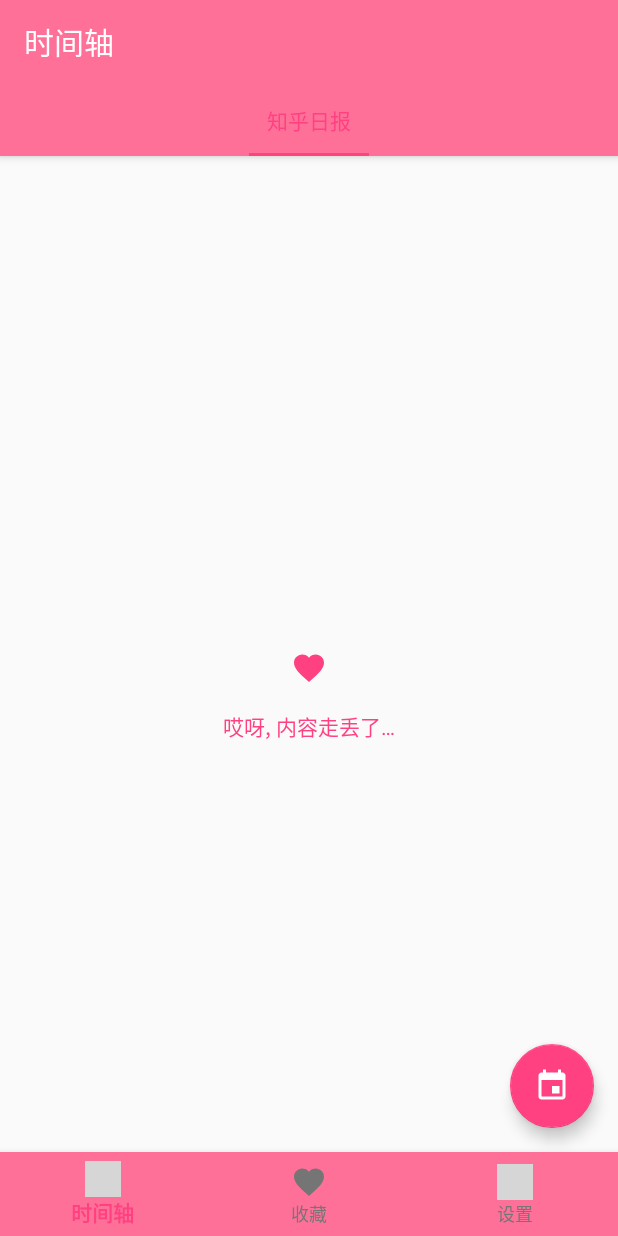
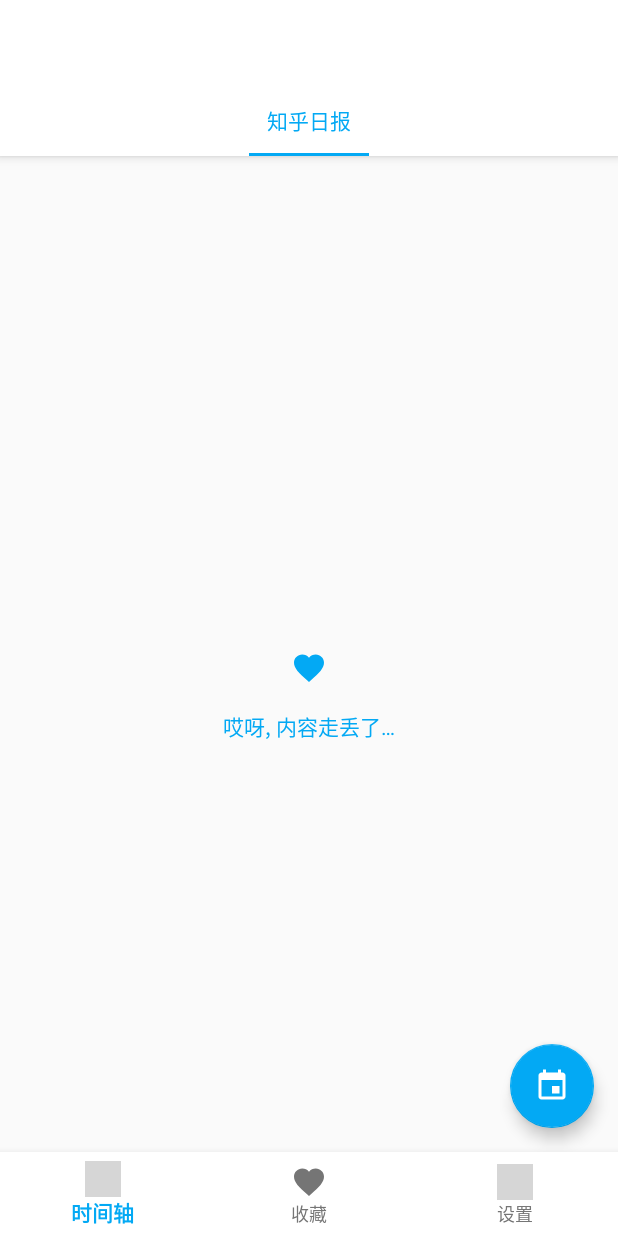
Before and after one commit to ylmyg/PureReader, an Android app: the screen it shows after launch (MainActivity), on a phone screen of 412 x 824 dp. Run offline under Robolectric (Android 15) with nearby library versions, the phone set to English and light mode, and no system bars; our stand-ins replace Room's generated code; libraries missing offline, so code that uses them is left out: com.wdullaer.materialdatetimepicker; pictures from the network do not load; grey boxes are pictures that could not be loaded.

Commit message:
change color theme

```diff
--- a/app/src/main/res/values/colors.xml
+++ b/app/src/main/res/values/colors.xml
@@ -1,8 +1,8 @@
 <?xml version="1.0" encoding="utf-8"?>
 <resources>
-    <color name="colorPrimary">#FF7099</color>
-    <color name="colorPrimaryDark">#E7507D</color>
-    <color name="colorAccent">#FF4081</color>
+    <color name="colorPrimary">#FFFFFF</color>
+    <color name="colorPrimaryDark">#ffe0e0e0</color>
+    <color name="colorAccent">#03A9F4</color>
 
     <color name="white">@android:color/white</color>
     <color name="black">@android:color/black</color>
```
